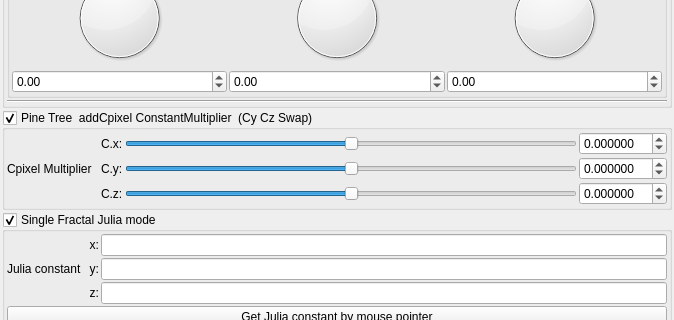
First picture: the form in mandelbulber2/qt_data/fractal_benesi_T1_pine_tree.ui, repository buddhi1980/mandelbulber2, before the edit; both pictures show x 0 to 674 and y 306 to 626 of the 674 by 735 pixel window.
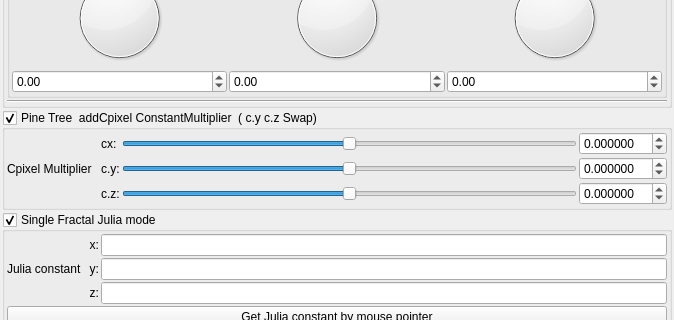
Second picture: the form after the edit. Custom widgets are drawn as their Qt base class.

```diff
--- a/mandelbulber2/qt_data/fractal_benesi_T1_pine_tree.ui
+++ b/mandelbulber2/qt_data/fractal_benesi_T1_pine_tree.ui
@@ -758,7 +758,7 @@
       <string>&lt;html&gt;&lt;head/&gt;&lt;body&gt;&lt;p&gt;&lt;span style=&quot; color:#000000;&quot;&gt;benesiFastPwr2PineTree 3D&lt;/span&gt;&lt;/p&gt;&lt;p&gt;&lt;span style=&quot; font-family:'Courier New,courier'; color:#000000;&quot;&gt;http://www.fractalforums.com/new-theories-and-research/do-m3d-formula-have-to-be-distance-estimation-formulas/&lt;/span&gt;&lt;/p&gt;&lt;/body&gt;&lt;/html&gt;</string>
      </property>
      <property name="title">
-      <string>Pine Tree  addCpixel ConstantMultiplier  (Cy Cz Swap)</string>
+      <string>Pine Tree  addCpixel ConstantMultiplier  ( c.y c.z Swap)</string>
      </property>
      <property name="checkable">
       <bool>true</bool>
@@ -809,14 +809,14 @@
         <item row="1" column="1">
          <widget class="QLabel" name="label_121">
           <property name="text">
-           <string>C.y:</string>
+           <string>c.y:</string>
           </property>
          </widget>
         </item>
         <item row="0" column="1">
          <widget class="QLabel" name="label_120">
           <property name="text">
-           <string>C.x:</string>
+           <string>cx:</string>
           </property>
          </widget>
         </item>
@@ -842,7 +842,7 @@
         <item row="2" column="1">
          <widget class="QLabel" name="label_123">
           <property name="text">
-           <string>C.z:</string>
+           <string>c.z:</string>
           </property>
          </widget>
         </item>
```
Left out of the diff: 5 changed lines with no effect on the pictures.
